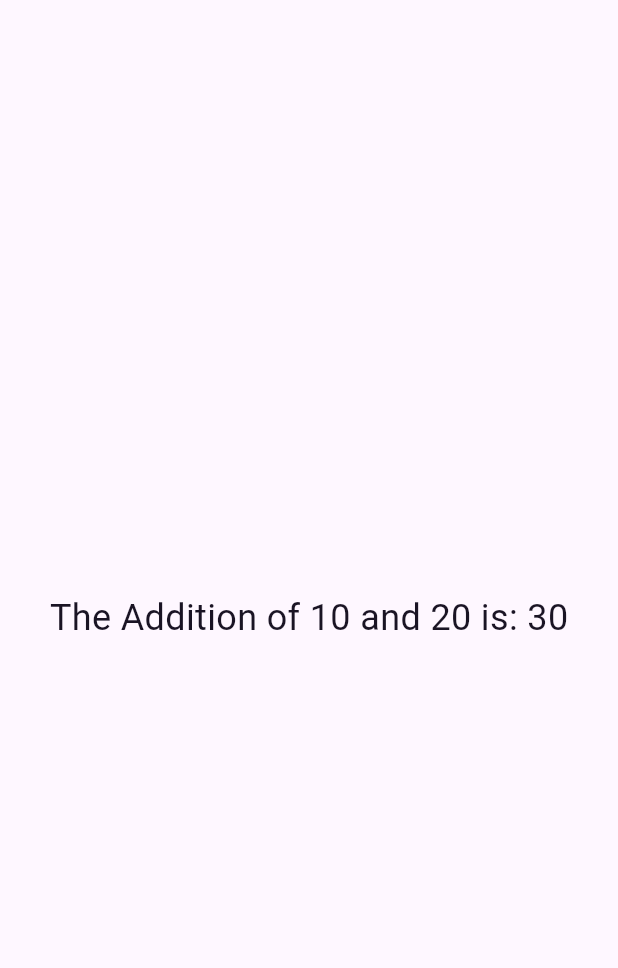
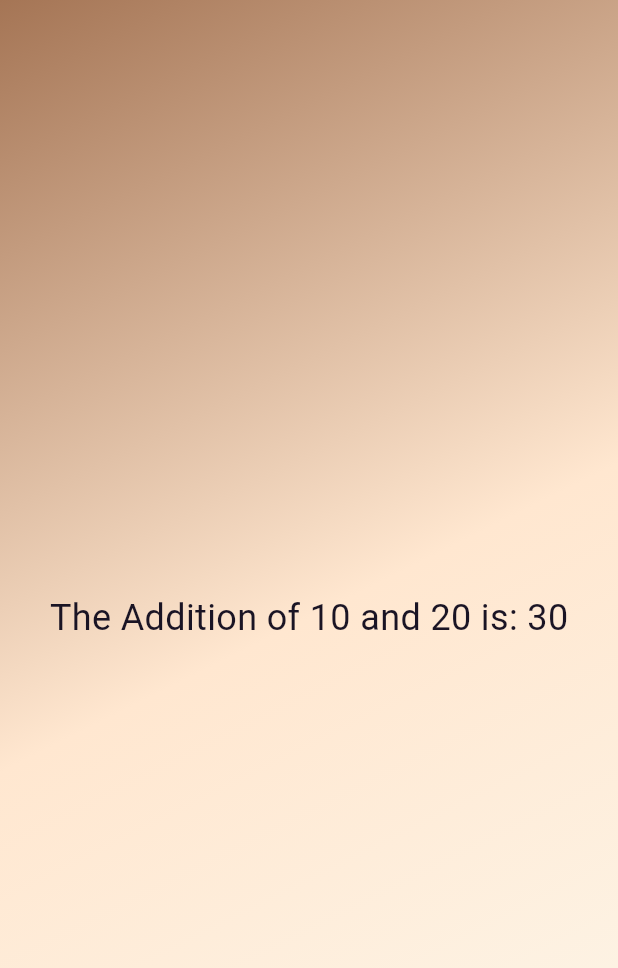
Before and after one commit to sadiqhasanrupani/roll_dice_game, a Flutter app: the screen it shows after launch, on a phone screen of 412 x 824 dp. Shown: the top 968 px of the screen. Run offline on Flutter 3.47's test engine with Material 3 defaults, Android fonts, the phone set to English and light mode, and no system bars.

Commit message:
updated gradient container

```diff
--- a/lib/gradient_container.dart
+++ b/lib/gradient_container.dart
@@ -10,9 +10,10 @@ class GradientContainer extends StatelessWidget {
     return Container(
       decoration: const BoxDecoration(
         gradient: LinearGradient(colors: [
-          Color.fromARGB(0, 174, 174, 230),
-          Color(0xAB7A5D),
-          Color(0xFDF8EC),
+          Color(0xFFa57555),
+          Color(0xFFffe7d0),
+          Color(0xFFfcf8ed),
+          //0xFDF8EC
         ], begin: Alignment.topLeft, end: Alignment.bottomRight),
       ),
       child: const Center(
```
